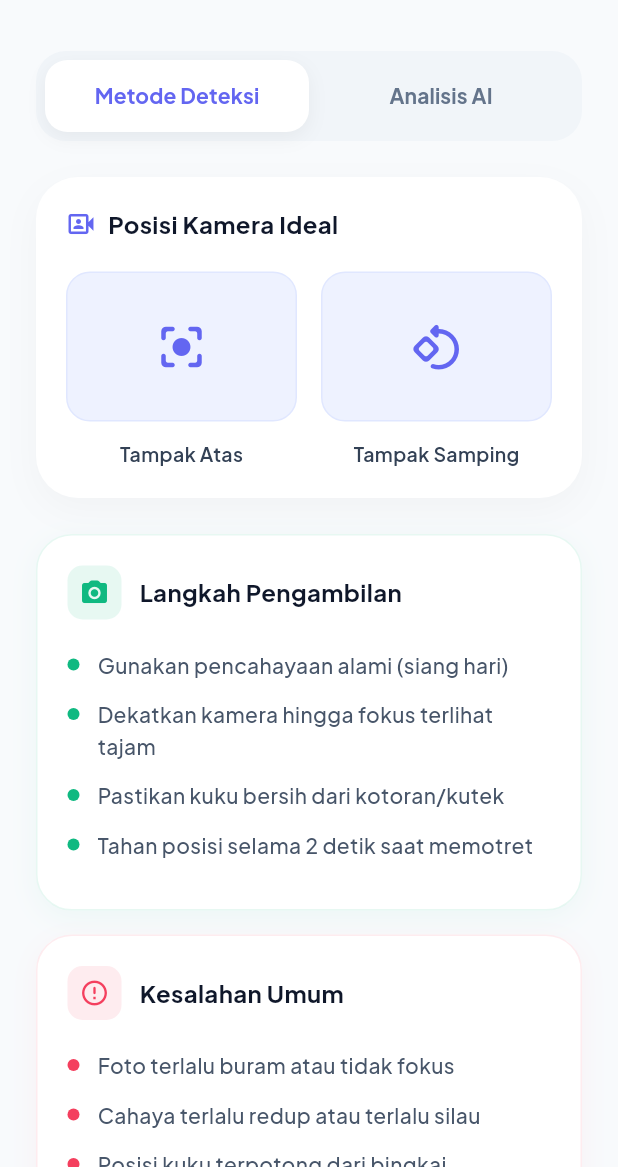
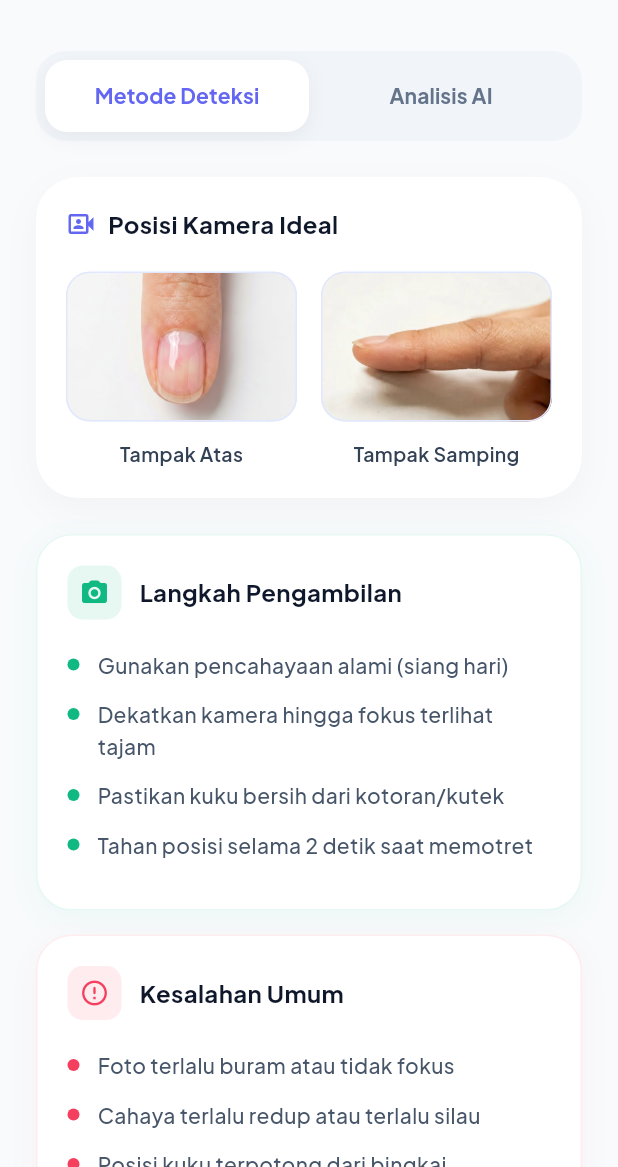
Before and after one commit to raimashaqi/skripsyi, a Flutter app: the GuideScreen screen opened directly, on a phone screen of 412 x 824 dp, the part 69-1236 px from its top. Run offline on Flutter 3.47's test engine with Material 3 defaults, Android fonts, the phone set to English and light mode, and no system bars; our stand-ins replace camera, dio, google_fonts, image_picker.

Commit message:
ganti gambar

```diff
--- a/lib/features/home/presentation/screens/guide_screen.dart
+++ b/lib/features/home/presentation/screens/guide_screen.dart
@@ -264,11 +264,11 @@ class _GuideScreenState extends State<GuideScreen>
             children: [
               Expanded(
                   child: _buildGuideImageWithLabel(
-                      'Tampak Atas', Icons.center_focus_strong_rounded)),
+                      'Tampak Atas', 'assets/images/tampak_atas.jpg')),
               const SizedBox(width: 16),
               Expanded(
                   child: _buildGuideImageWithLabel(
-                      'Tampak Samping', Icons.rotate_90_degrees_ccw_rounded)),
+                      'Tampak Samping', 'assets/images/tampak_samping.jpg')),
             ],
           ),
         ],
@@ -276,18 +276,20 @@ class _GuideScreenState extends State<GuideScreen>
     );
   }
 
-  Widget _buildGuideImageWithLabel(String label, IconData icon) {
+  Widget _buildGuideImageWithLabel(String label, String imagePath) {
     return Column(
       children: [
         Container(
           height: 100,
+          width: double.infinity,
           decoration: BoxDecoration(
             color: const Color(0xFFEEF2FF),
             borderRadius: BorderRadius.circular(16),
             border: Border.all(color: const Color(0xFFE0E7FF)),
-          ),
-          child: Center(
-            child: Icon(icon, color: const Color(0xFF6366F1), size: 36),
+            image: DecorationImage(
+              image: AssetImage(imagePath),
+              fit: BoxFit.cover,
+            ),
           ),
         ),
         const SizedBox(height: 12),
```
Also changed, not shown: assets/images/tampak_atas.jpg (added), assets/images/tampak_samping.jpg (added).
